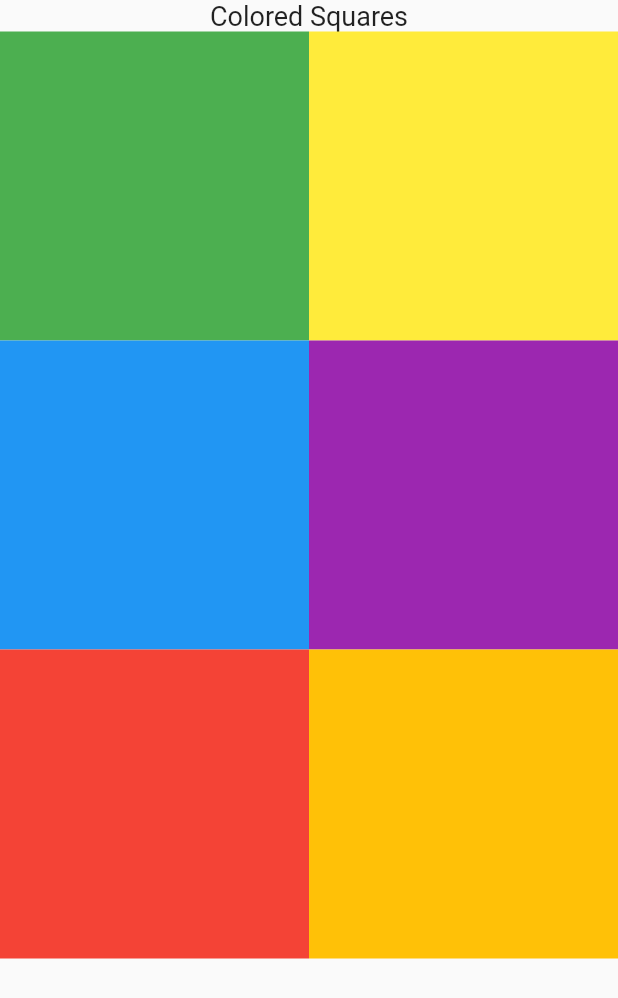
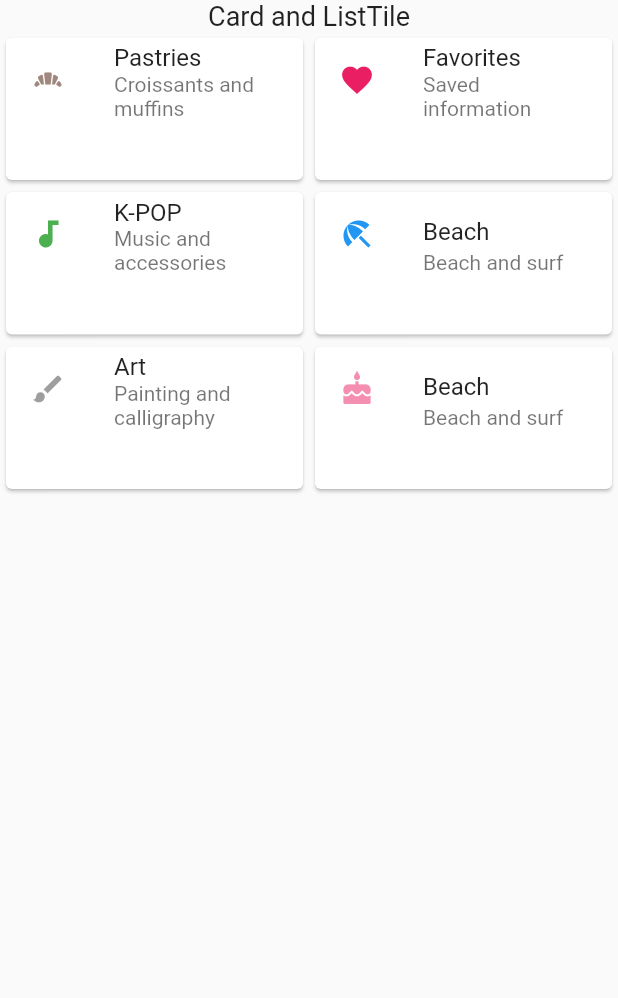
Before and after one commit to codetricity/flutter_grid, a Flutter app: the screen it shows after launch, on a phone screen of 412 x 824 dp. Shown: the top 998 px of the screen. Run offline on Flutter 3.47's test engine with Material 2 defaults, Android fonts, the phone set to English and light mode, and no system bars.

Commit message:
added tiles

```diff
--- a/lib/main.dart
+++ b/lib/main.dart
@@ -28,21 +28,57 @@ class SquareView extends StatelessWidget {
       body: Column(
         children: [
           Text(
-            'Colored Squares',
+            'Card and ListTile',
             style: TextStyle(fontSize: 18),
           ),
           Flexible(
             child: GridView.count(
+              childAspectRatio: 2,
               crossAxisCount: 2,
               children: [
-                Container(
-                  color: Colors.green,
+                Card(
+                  child: ListTile(
+                    leading:
+                        Icon(Icons.bakery_dining, color: Colors.brown[300]),
+                    title: Text('Pastries '),
+                    subtitle: Text('Croissants and muffins'),
+                  ),
                 ),
-                Container(color: Colors.yellow),
-                Container(color: Colors.blue),
-                Container(color: Colors.purple),
-                Container(color: Colors.red),
-                Container(color: Colors.amber)
+                Card(
+                  child: ListTile(
+                    leading: Icon(Icons.favorite, color: Colors.pink),
+                    title: Text('Favorites'),
+                    subtitle: Text('Saved information'),
+                  ),
+                ),
+                Card(
+                  child: ListTile(
+                    leading: Icon(Icons.audiotrack, color: Colors.green),
+                    title: Text('K-POP'),
+                    subtitle: Text('Music and accessories'),
+                  ),
+                ),
+                Card(
+                  child: ListTile(
+                    leading: Icon(Icons.beach_access, color: Colors.blue),
+                    title: Text('Beach'),
+                    subtitle: Text('Beach and surf'),
+                  ),
+                ),
+                Card(
+                  child: ListTile(
+                    leading: Icon(Icons.brush, color: Colors.black38),
+                    title: Text('Art'),
+                    subtitle: Text('Painting and calligraphy'),
+                  ),
+                ),
+                Card(
+                  child: ListTile(
+                    leading: Icon(Icons.cake, color: Colors.pink[200]),
+                    title: Text('Beach'),
+                    subtitle: Text('Beach and surf'),
+                  ),
+                ),
               ],
             ),
           ),
```
